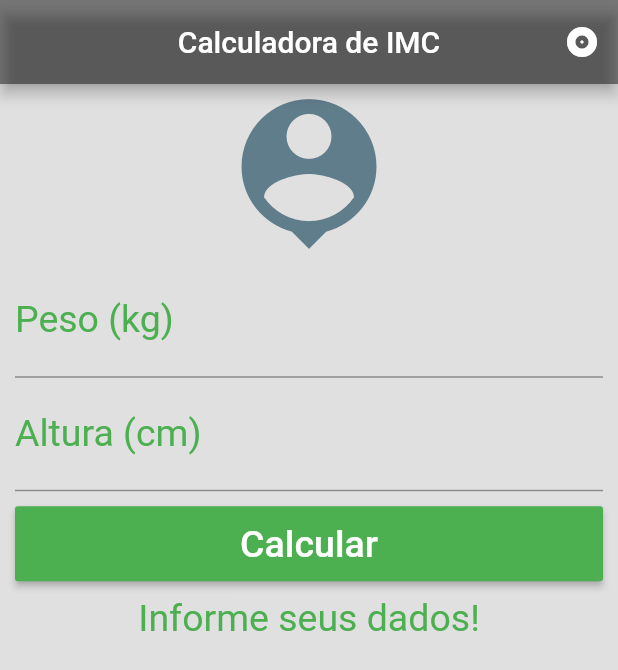
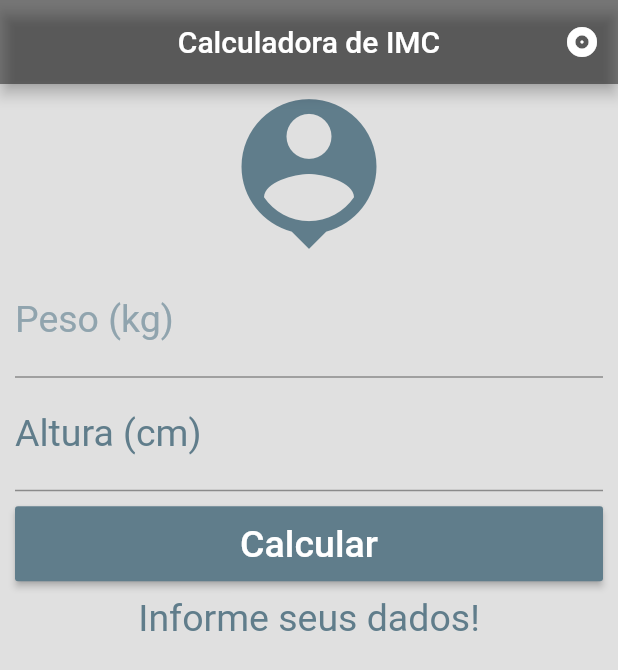
Before and after one commit to bopopescu/DevsON, a Flutter app: the screen it shows after launch, on a phone screen of 412 x 824 dp. Shown: the top 670 px of the screen. Run offline on Flutter 3.47's test engine with Material 2 defaults, Android fonts, the phone set to English and light mode, and no system bars; project files that could hold a hidden picture were left out.

Commit message:
ajustes cor

```diff
--- a/Flutter/curso16apps/calculadora_imc/lib/main.dart
+++ b/Flutter/curso16apps/calculadora_imc/lib/main.dart
@@ -77,9 +77,9 @@ class _HomeState extends State<Home> {
                 keyboardType: TextInputType.number,
                 decoration: InputDecoration(
                     labelText: "Peso (kg)",
-                    labelStyle: TextStyle(color: Colors.green)),
+                    labelStyle: TextStyle(color: Colors.blueGrey[300])),
                 textAlign: TextAlign.center,
-                style: TextStyle(color: Colors.green, fontSize: 25.0),
+                style: TextStyle(color: Colors.blueGrey, fontSize: 25.0),
                 controller: weightController,
                 validator: (value) {
                   if (value.isEmpty) {
@@ -91,9 +91,9 @@ class _HomeState extends State<Home> {
                 keyboardType: TextInputType.number,
                 decoration: InputDecoration(
                     labelText: "Altura (cm)",
-                    labelStyle: TextStyle(color: Colors.green)),
+                    labelStyle: TextStyle(color: Colors.blueGrey)),
                 textAlign: TextAlign.center,
-                style: TextStyle(color: Colors.green, fontSize: 25.0),
+                style: TextStyle(color: Colors.blueGrey, fontSize: 25.0),
                 controller: heightController,
                 validator: (value) {
                   if (value.isEmpty) {
@@ -115,14 +115,14 @@ class _HomeState extends State<Home> {
                       "Calcular",
                       style: TextStyle(color: Colors.white, fontSize: 25.0),
                     ),
-                    color: Colors.green,
+                    color: Colors.blueGrey,
                   ),
                 ),
               ),
               Text(
                 _infoText,
                 textAlign: TextAlign.center,
-                style: TextStyle(color: Colors.green, fontSize: 25.0),
+                style: TextStyle(color: Colors.blueGrey, fontSize: 25.0),
               )
             ],
           ),
```
